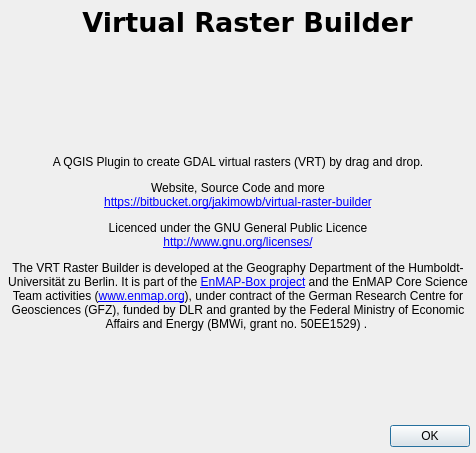
Old version of the form vrtbuilder/ui/about.ui in the repository jakimowb/virtual-raster-builder.
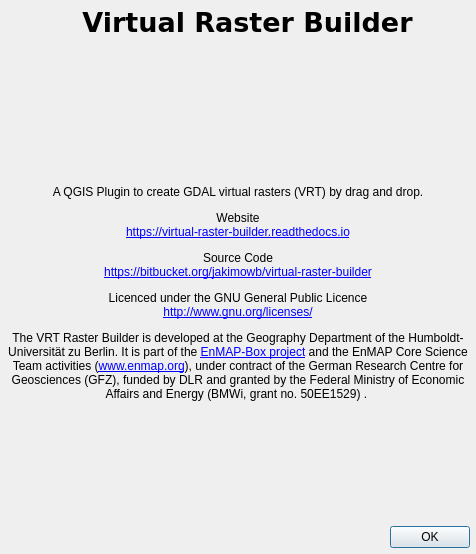
New version of the form. Icons and pictures are not drawn.

```diff
--- a/vrtbuilder/ui/about.ui
+++ b/vrtbuilder/ui/about.ui
@@ -7,7 +7,7 @@
     <x>0</x>
     <y>0</y>
     <width>476</width>
-    <height>453</height>
+    <height>554</height>
    </rect>
   </property>
   <property name="sizePolicy">
@@ -172,7 +172,7 @@
       </sizepolicy>
      </property>
      <property name="text">
-      <string>&lt;html&gt;&lt;head/&gt;&lt;body&gt;&lt;p align=&quot;center&quot;&gt;A QGIS Plugin to create GDAL virtual rasters (VRT) by drag and drop.&lt;/p&gt;&lt;p align=&quot;center&quot;&gt;Website, Source Code and more&lt;br/&gt;&lt;a href=&quot;https://bitbucket.org/jakimowb/virtual-raster-builder&quot;&gt;&lt;span style=&quot; text-decoration: underline; color:#0000ff;&quot;&gt;https://bitbucket.org/jakimowb/virtual-raster-builder&lt;/span&gt;&lt;/a&gt;&lt;/p&gt;&lt;p align=&quot;center&quot;&gt;Licenced under the GNU General Public Licence&lt;br/&gt;&lt;a href=&quot;http://www.gnu.org/licenses/&quot;&gt;&lt;span style=&quot; text-decoration: underline; color:#0000ff;&quot;&gt;http://www.gnu.org/licenses/&lt;/span&gt;&lt;/a&gt;&lt;/p&gt;&lt;p align=&quot;center&quot;&gt;The VRT Raster Builder is developed at the Geography Department of the Humboldt-Universit&amp;auml;t zu Berlin. It is part of the &lt;a href=&quot;https://bitbucket.org/hu-geomatics/enmap-box&quot;&gt;&lt;span style=&quot; text-decoration: underline; color:#0000ff;&quot;&gt;EnMAP-Box project&lt;/span&gt;&lt;/a&gt; and the EnMAP Core Science Team activities (&lt;a href=&quot;https://www.enmap.org&quot;&gt;&lt;span style=&quot; text-decoration: underline; color:#0000ff;&quot;&gt;www.enmap.org&lt;/span&gt;&lt;/a&gt;), under contract of the German Research Centre for Geosciences (GFZ), funded by DLR and granted by the Federal Ministry of Economic Affairs and Energy (BMWi, grant no. 50EE1529) . &lt;/p&gt;&lt;/body&gt;&lt;/html&gt;</string>
+      <string>&lt;html&gt;&lt;head/&gt;&lt;body&gt;&lt;p align=&quot;center&quot;&gt;A QGIS Plugin to create GDAL virtual rasters (VRT) by drag and drop.&lt;/p&gt;&lt;p align=&quot;center&quot;&gt;Website&lt;br/&gt;&lt;a href=&quot;https://virtual-raster-builder.readthedocs.io&quot;&gt;&lt;span style=&quot; text-decoration: underline; color:#0000ff;&quot;&gt;https://virtual-raster-builder.readthedocs.io&lt;/span&gt;&lt;/a&gt;&lt;/p&gt;&lt;p align=&quot;center&quot;&gt;Source Code&lt;br/&gt;&lt;a href=&quot;https://bitbucket.org/jakimowb/virtual-raster-builder&quot;&gt;&lt;span style=&quot; text-decoration: underline; color:#0000ff;&quot;&gt;https://bitbucket.org/jakimowb/virtual-raster-builder&lt;/span&gt;&lt;/a&gt;&lt;/p&gt;&lt;p align=&quot;center&quot;&gt;Licenced under the GNU General Public Licence&lt;br/&gt;&lt;a href=&quot;http://www.gnu.org/licenses/&quot;&gt;&lt;span style=&quot; text-decoration: underline; color:#0000ff;&quot;&gt;http://www.gnu.org/licenses/&lt;/span&gt;&lt;/a&gt;&lt;/p&gt;&lt;p align=&quot;center&quot;&gt;The VRT Raster Builder is developed at the Geography Department of the Humboldt-Universität zu Berlin. It is part of the &lt;a href=&quot;https://bitbucket.org/hu-geomatics/enmap-box&quot;&gt;&lt;span style=&quot; text-decoration: underline; color:#0000ff;&quot;&gt;EnMAP-Box project&lt;/span&gt;&lt;/a&gt; and the EnMAP Core Science Team activities (&lt;a href=&quot;https://www.enmap.org&quot;&gt;&lt;span style=&quot; text-decoration: underline; color:#0000ff;&quot;&gt;www.enmap.org&lt;/span&gt;&lt;/a&gt;), under contract of the German Research Centre for Geosciences (GFZ), funded by DLR and granted by the Federal Ministry of Economic Affairs and Energy (BMWi, grant no. 50EE1529) . &lt;/p&gt;&lt;/body&gt;&lt;/html&gt;</string>
      </property>
      <property name="scaledContents">
       <bool>true</bool>
```
